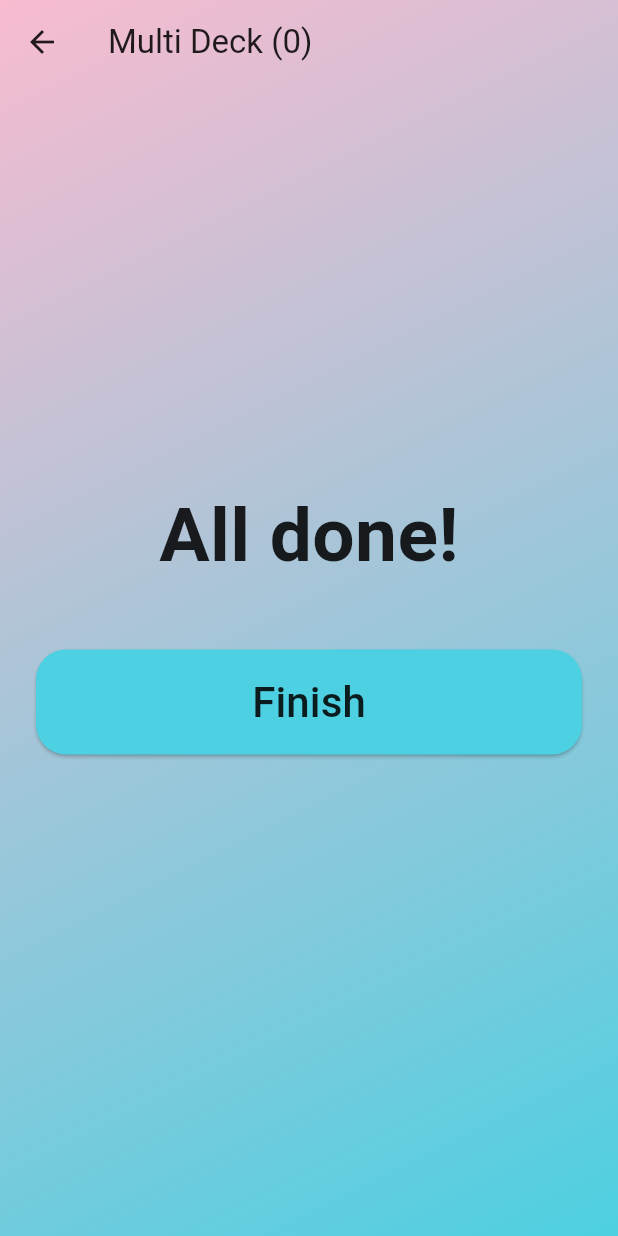
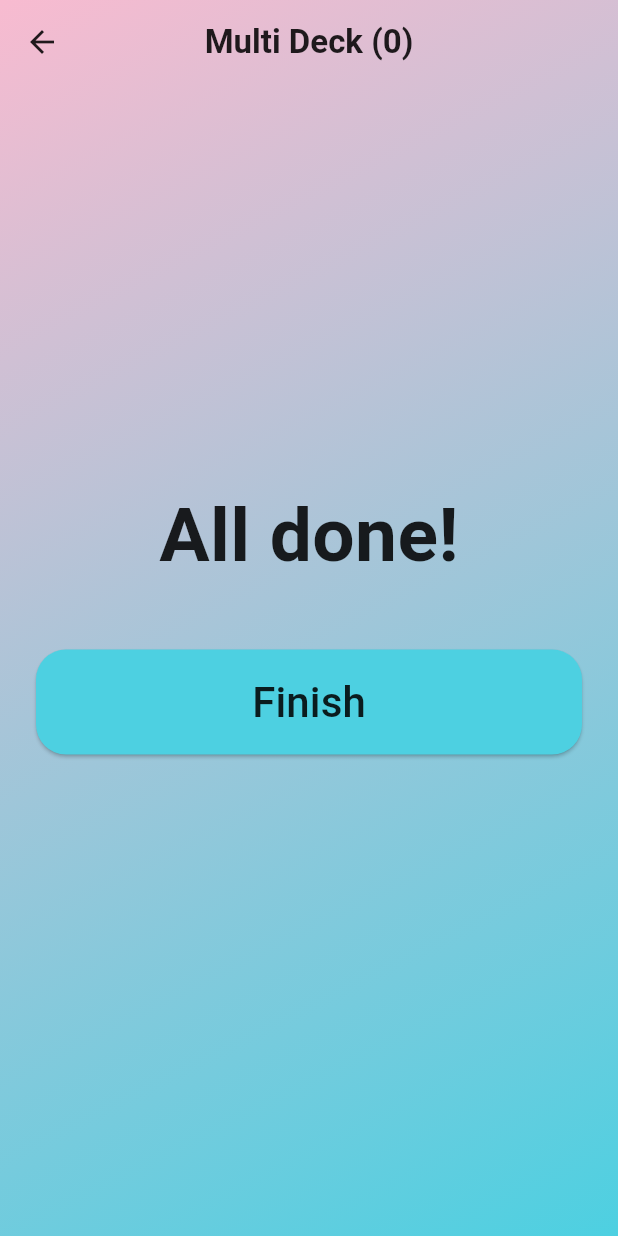
Before and after one commit to AndersKlint/zhenzhen_word_game, a Flutter app: the MultiDeckGame screen opened directly with empty values, on a phone screen of 412 x 824 dp. Run offline on Flutter 3.47's test engine with Material 3 defaults, Android fonts, the phone set to English and light mode, and no system bars; our stand-ins replace get_it, shared_preferences; accounts and stored records are empty.

Commit message:
Add appbar

```diff
--- /dev/null
+++ b/lib/appbar.dart
@@ -0,0 +1,24 @@
+import 'package:flutter/material.dart';
+
+PreferredSizeWidget buildAppBar(BuildContext context, String title) {
+  return AppBar(
+    title: Text(
+      title,
+      style: const TextStyle(
+        fontSize: 22,
+        fontWeight: FontWeight.bold,
+        color: Colors.black87,
+      ),
+    ),
+    backgroundColor: Colors.transparent,
+    elevation: 0,
+    surfaceTintColor: Colors.transparent, // removes Material blur overlay
+    centerTitle: true,
+    leading: Navigator.canPop(context)
+        ? IconButton(
+            icon: const Icon(Icons.arrow_back, color: Colors.black87),
+            onPressed: () => Navigator.pop(context),
+          )
+        : null,
+  );
+}
--- a/lib/screens_game.dart
+++ b/lib/screens_game.dart
@@ -1,4 +1,5 @@
 import 'package:flutter/material.dart';
+import 'package:zhenzhen_word_game/appbar.dart';
 import 'game_service.dart';
 import 'di.dart';
 import 'models.dart';
@@ -281,15 +282,7 @@ class _MultiDeckGameState extends State<MultiDeckGame>
   @override
   Widget build(BuildContext context) {
     return Scaffold(
-      appBar: AppBar(
-        leading: BackButton(color: Colors.black87),
-        title: Text(
-          "Multi Deck (${widget.decks.length})",
-          style: const TextStyle(color: Colors.black87),
-        ),
-        backgroundColor: Colors.transparent,
-        elevation: 0,
-      ),
+      appBar: buildAppBar(context, "Multi Deck (${widget.decks.length})"),
       extendBodyBehindAppBar: true,
       body: Container(
         width: double.infinity,
--- a/lib/screens_game_selection.dart
+++ b/lib/screens_game_selection.dart
@@ -1,4 +1,5 @@
 import 'package:flutter/material.dart';
+import 'package:zhenzhen_word_game/appbar.dart';
 import 'package:zhenzhen_word_game/models.dart';
 import 'deck_service.dart';
 import 'di.dart';
@@ -12,6 +13,8 @@ class GameSelectionScreen extends StatelessWidget {
     final deckService = getIt<DeckService>();
 
     return Scaffold(
+      extendBodyBehindAppBar: true,
+      appBar: buildAppBar(context, 'Games'),
       body: Container(
         width: double.infinity,
         height: double.infinity,
```
Also changed, not shown: lib/screens_deck_editor.dart (+9 -10 lines).
